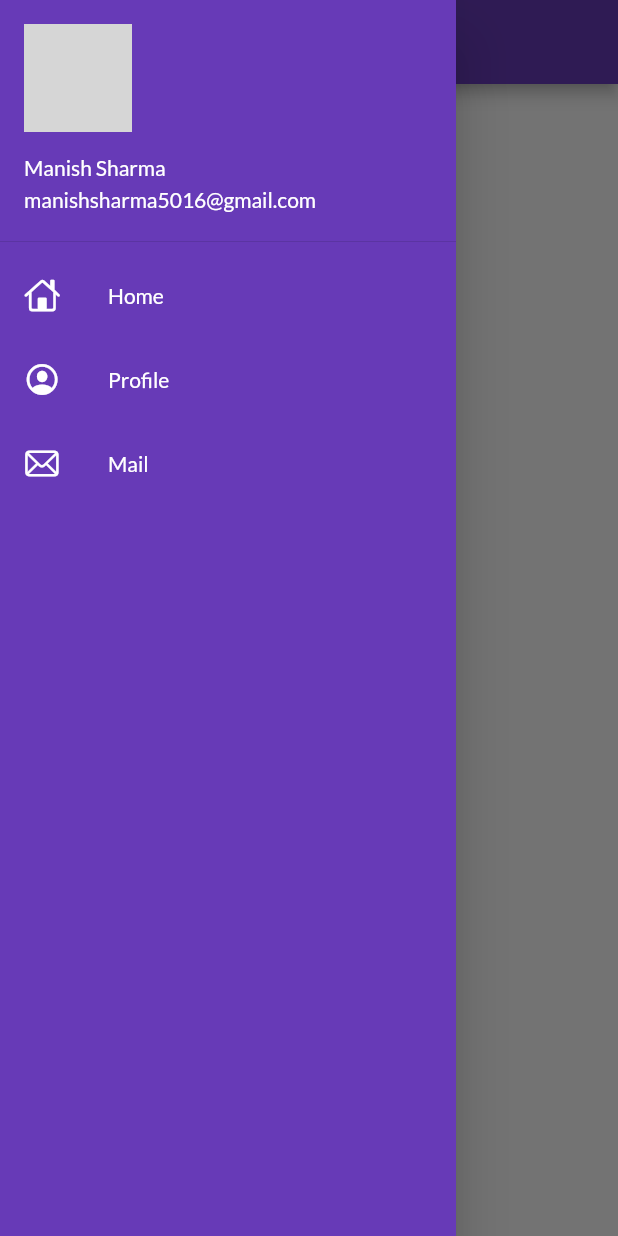
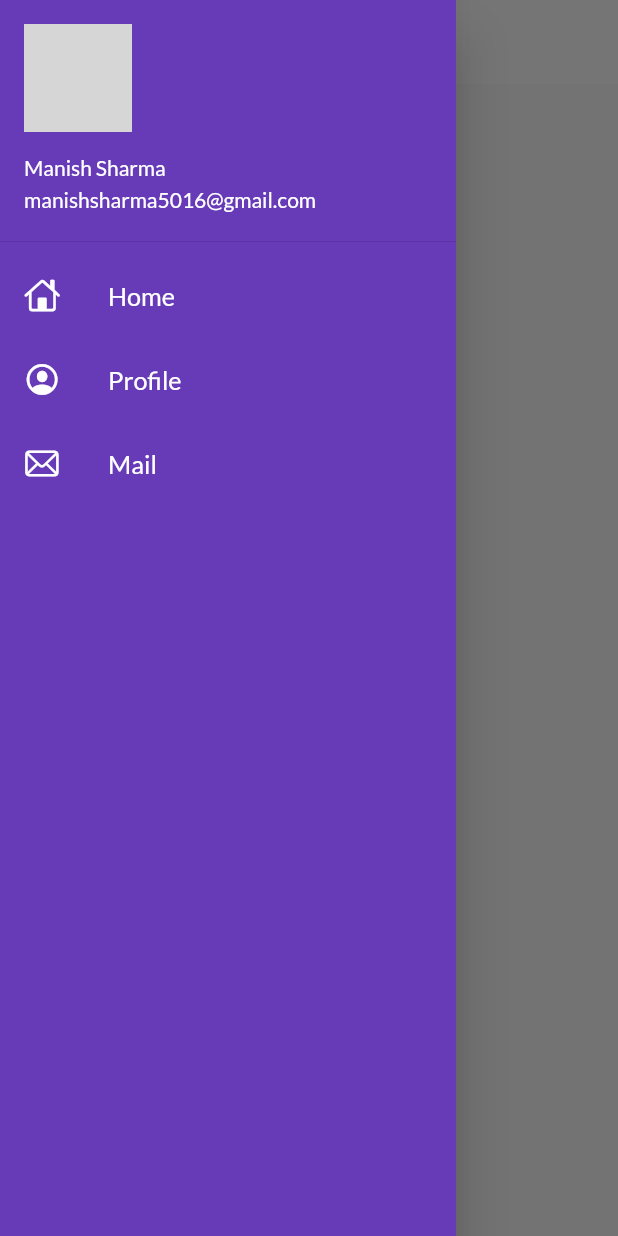
Before and after one commit to vashistha100/CatalogApp, a Flutter app: the screen it shows after launch, with the side drawer open, on a phone screen of 412 x 824 dp. Run offline on Flutter 3.47's test engine with Material 2 defaults, Android fonts, the phone set to English and light mode, and no system bars; our stand-ins replace google_fonts; network calls fail; grey boxes are pictures that could not be loaded.

Commit message:
theme extracted

```diff
--- a/lib/main.dart
+++ b/lib/main.dart
@@ -2,6 +2,7 @@
 
 import 'package:flutter/material.dart';
 import 'package:flutter_catalogue/utils/routes.dart';
+import 'package:flutter_catalogue/widgets/themes.dart';
 import 'package:google_fonts/google_fonts.dart';
 import 'package:flutter_catalogue/pages/home_page.dart';
 import 'package:flutter_catalogue/pages/login_page.dart';
@@ -20,11 +21,8 @@ class MyApp extends StatelessWidget {
 
       themeMode: ThemeMode.light,
 
-      theme: ThemeData(
-          primarySwatch: Colors.deepPurple,
-          fontFamily: GoogleFonts.lato().fontFamily),
-
-      darkTheme: ThemeData(brightness: Brightness.dark),
+      theme: MyTheme.LightTheme(context),
+      darkTheme: MyTheme.DarkTheme(context),
 
       initialRoute: MyRoutes.homeRoute,
       routes: {
--- a/lib/widgets/drawer.dart
+++ b/lib/widgets/drawer.dart
@@ -30,42 +30,38 @@ class MyDrawer extends StatelessWidget {
               ),
               title: Text(
                 "Home",
-                textScaleFactor: 1,
+                textScaleFactor: 1.2,
                 style: TextStyle(
                   color: Colors.white,
                 ),
               ),
-
             ),
-             ListTile(
+            ListTile(
               leading: Icon(
                 CupertinoIcons.profile_circled,
                 color: Colors.white,
               ),
               title: Text(
                 "Profile",
-                textScaleFactor: 1,
+                textScaleFactor: 1.2,
                 style: TextStyle(
                   color: Colors.white,
                 ),
               ),
-
             ),
-             ListTile(
+            ListTile(
               leading: Icon(
                 CupertinoIcons.mail,
                 color: Colors.white,
               ),
               title: Text(
                 "Mail",
-                textScaleFactor: 1,
+                textScaleFactor: 1.2,
                 style: TextStyle(
                   color: Colors.white,
                 ),
               ),
-
             )
-
           ],
         ),
       ),
--- /dev/null
+++ b/lib/widgets/themes.dart
@@ -0,0 +1,18 @@
+import 'package:flutter/material.dart';
+import 'package:google_fonts/google_fonts.dart';
+
+class MyTheme {
+  static ThemeData LightTheme(BuildContext context) => ThemeData(
+      primarySwatch: Colors.deepPurple,
+      fontFamily: GoogleFonts.lato().fontFamily,
+      appBarTheme: AppBarTheme(
+        color: Colors.white,
+        elevation: 0.0,
+        iconTheme: IconThemeData(color: Colors.black),
+        toolbarTextStyle: Theme.of(context).textTheme.bodyText2,
+        titleTextStyle: Theme.of(context).textTheme.headline6,
+      ));
+
+  static ThemeData DarkTheme(BuildContext context) =>
+      ThemeData(brightness: Brightness.dark);
+}
```
